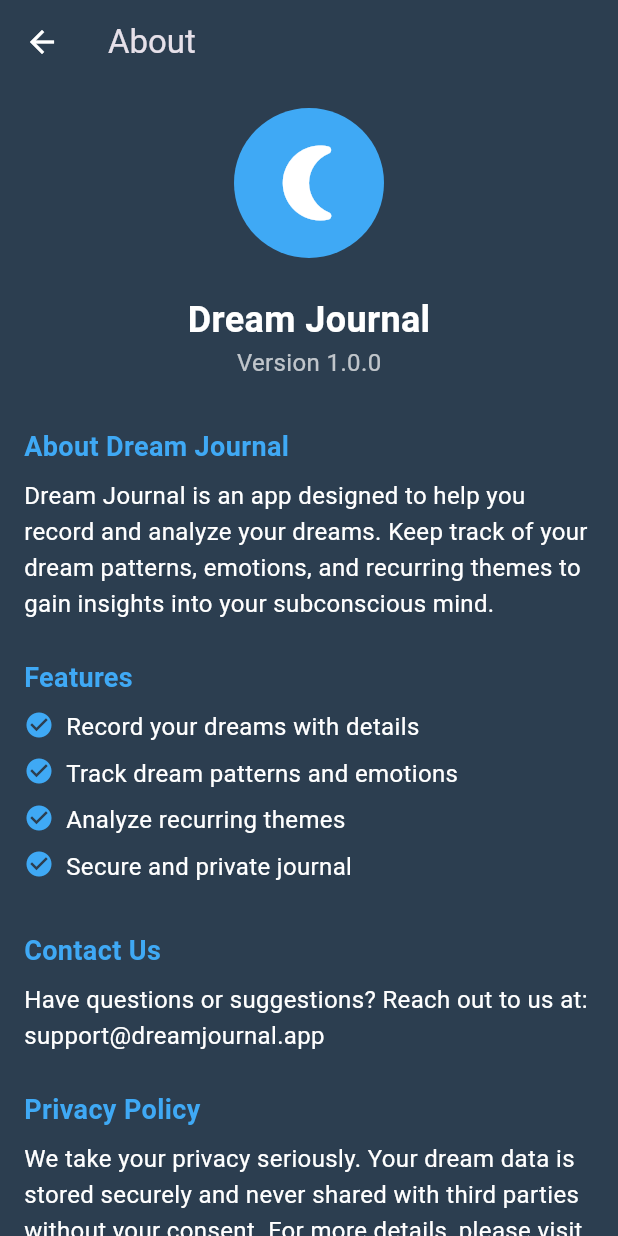
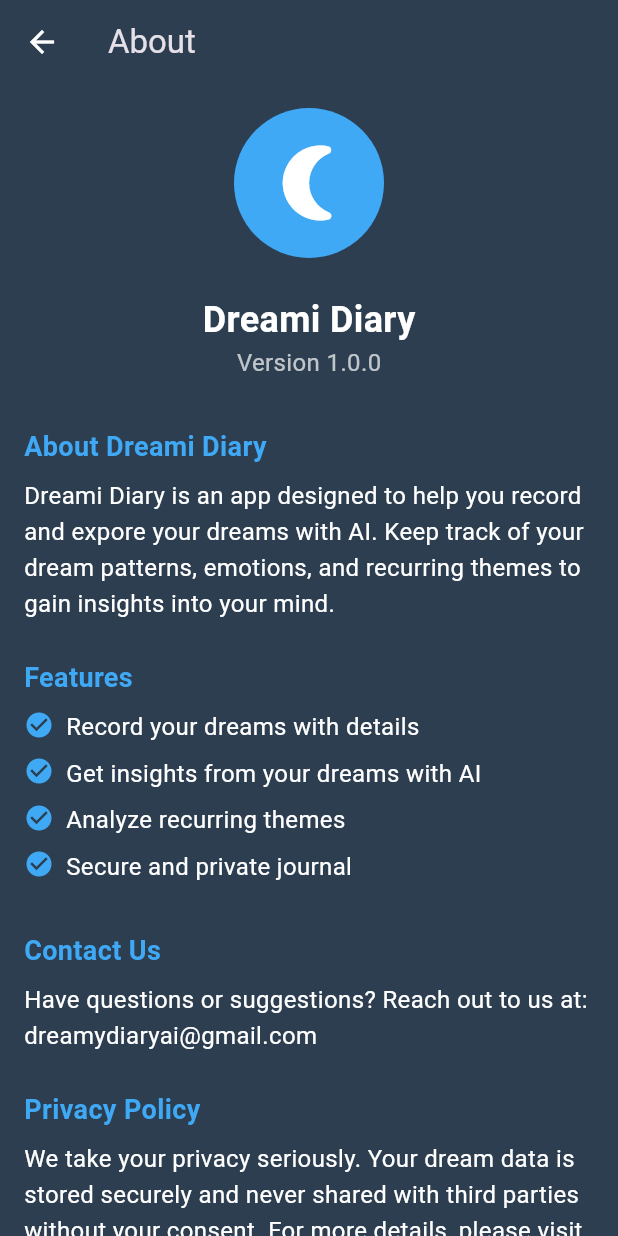
Before and after one commit to Syamgith/ai-dream-journal-frontend, a Flutter app: the AboutPage screen opened by its route, on a phone screen of 412 x 824 dp. Run offline on Flutter 3.47's test engine with Material 3 defaults, Android fonts, the phone set to English and light mode, and no system bars; our stand-ins replace flutter_dotenv, flutter_riverpod, flutter_secure_storage, google_sign_in; accounts and stored records are empty.

Commit message:
modified about page

```diff
--- a/dream_journal_app/lib/features/about/presentation/pages/about_page.dart
+++ b/dream_journal_app/lib/features/about/presentation/pages/about_page.dart
@@ -1,8 +1,16 @@
 import 'package:flutter/material.dart';
+import 'package:url_launcher/url_launcher.dart';
 import '../../../../core/constants/app_colors.dart';
 
 class AboutPage extends StatelessWidget {
   const AboutPage({super.key});
+
+  Future<void> _launchURL(String url) async {
+    final Uri uri = Uri.parse(url);
+    if (!await launchUrl(uri)) {
+      throw Exception('Could not launch $url');
+    }
+  }
 
   @override
   Widget build(BuildContext context) {
@@ -31,7 +39,7 @@ class AboutPage extends StatelessWidget {
             const SizedBox(height: 24),
             const Center(
               child: Text(
-                'Dream Journal',
+                'Dreami Diary',
                 style: TextStyle(
                   fontSize: 24,
                   fontWeight: FontWeight.bold,
@@ -49,32 +57,29 @@ class AboutPage extends StatelessWidget {
               ),
             ),
             const SizedBox(height: 32),
-            _buildSectionTitle('About Dream Journal'),
+            _buildSectionTitle('About Dreami Diary'),
             _buildSectionContent(
-              'Dream Journal is an app designed to help you record and analyze your dreams. '
-              'Keep track of your dream patterns, emotions, and recurring themes to gain insights into your subconscious mind.',
+              'Dreami Diary is an app designed to help you record and expore your dreams with AI. '
+              'Keep track of your dream patterns, emotions, and recurring themes to gain insights into your mind.',
             ),
             const SizedBox(height: 24),
             _buildSectionTitle('Features'),
             _buildFeatureItem('Record your dreams with details'),
-            _buildFeatureItem('Track dream patterns and emotions'),
+            _buildFeatureItem('Get insights from your dreams with AI'),
             _buildFeatureItem('Analyze recurring themes'),
             _buildFeatureItem('Secure and private journal'),
             const SizedBox(height: 24),
             _buildSectionTitle('Contact Us'),
             _buildSectionContent(
-              'Have questions or suggestions? Reach out to us at:\nsupport@dreamjournal.app',
+              'Have questions or suggestions? Reach out to us at:\ndreamydiaryai@gmail.com',
             ),
             const SizedBox(height: 24),
             _buildSectionTitle('Privacy Policy'),
-            _buildSectionContent(
-              'We take your privacy seriously. Your dream data is stored securely and never shared with third parties without your consent. '
-              'For more details, please visit our website.',
-            ),
+            _buildPrivacyPolicySection(),
             const SizedBox(height: 32),
             const Center(
               child: Text(
-                '© 2023 Dream Journal',
+                '© 2025 Dreami Diary',
                 style: TextStyle(
                   fontSize: 14,
                   color: Colors.white54,
@@ -137,4 +142,33 @@ class AboutPage extends StatelessWidget {
       ),
     );
   }
+
+  Widget _buildPrivacyPolicySection() {
+    return Column(
+      crossAxisAlignment: CrossAxisAlignment.start,
+      children: [
+        const Text(
+          'We take your privacy seriously. Your dream data is stored securely and never shared with third parties without your consent. '
+          'For more details, please visit our website.',
+          style: TextStyle(
+            fontSize: 16,
+            color: Colors.white,
+            height: 1.5,
+          ),
+        ),
+        GestureDetector(
+          onTap: () => _launchURL('https://dreamidiary.com'),
+          child: const Text(
+            'dreamidiary.com',
+            style: TextStyle(
+              fontSize: 16,
+              color: AppColors.primaryBlue,
+              decoration: TextDecoration.underline,
+              height: 1.5,
+            ),
+          ),
+        ),
+      ],
+    );
+  }
 }
--- a/dream_journal_app/lib/main.dart
+++ b/dream_journal_app/lib/main.dart
@@ -17,7 +17,7 @@ class MyApp extends StatelessWidget {
   @override
   Widget build(BuildContext context) {
     return MaterialApp(
-      title: 'Dream Journal',
+      title: 'Dreami Diary',
       theme: AppTheme.darkTheme,
       initialRoute: AppRoutes.main,
       routes: AppRoutes.getRoutes(),
--- a/dream_journal_app/pubspec.yaml
+++ b/dream_journal_app/pubspec.yaml
@@ -36,6 +36,7 @@ dependencies:
   http: ^1.1.0
   flutter_dotenv: ^5.1.0
   flutter_secure_storage: ^9.0.0
+  url_launcher: ^6.2.5
 
   # The following adds the Cupertino Icons font to your application.
   # Use with the CupertinoIcons class for iOS style icons.
```
Also changed, not shown: dream_journal_app/pubspec.lock, 5 other files.
